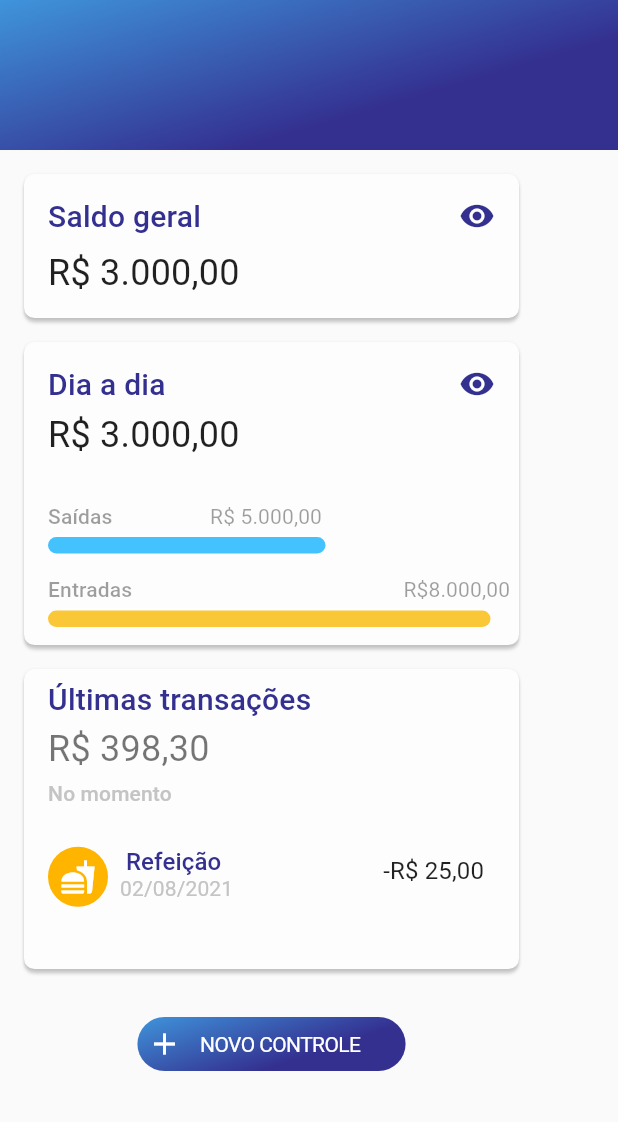
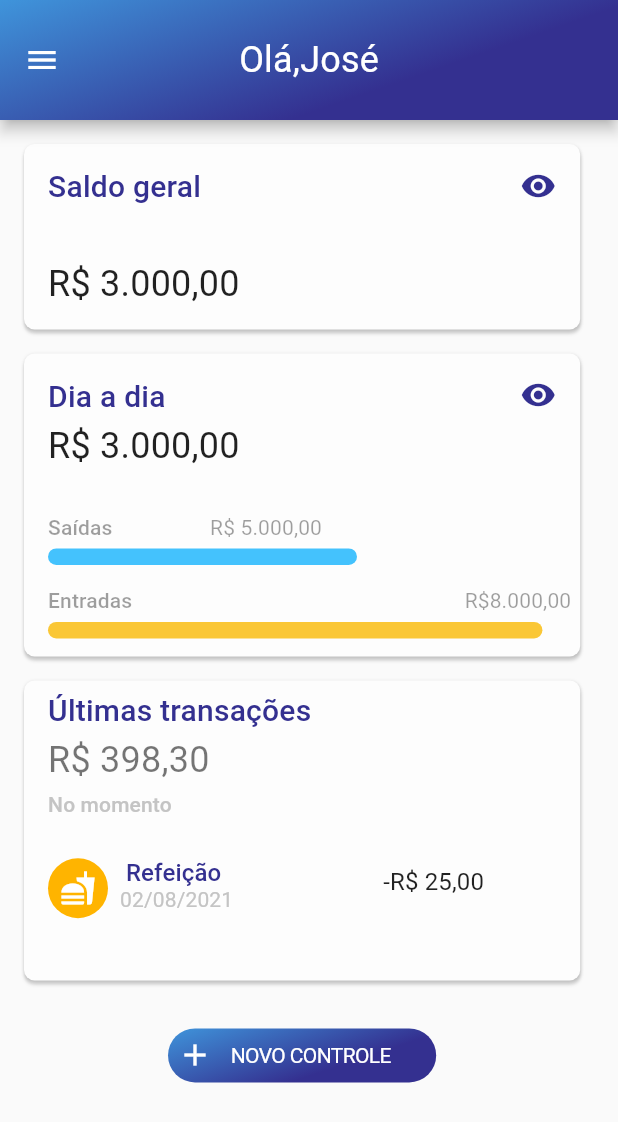
Before and after one commit to devguusta/RaroAcademy_Budget, a Flutter app: the HomePage screen opened by its route, on a phone screen of 412 x 824 dp. Shown: the top 1122 px of the screen. Run offline on Flutter 3.47's test engine with Material 2 defaults, Android fonts, the phone set to English and light mode, and no system bars; missing offline and left inert: animated_card; project files that could hold a hidden picture were left out.

Commit message:
feat: estrutura da home preenchida e seus estilos,falta ajustes

```diff
--- a/lib/modules/home-page-filled/components/card_day_by_day.dart
+++ b/lib/modules/home-page-filled/components/card_day_by_day.dart
@@ -6,12 +6,16 @@ class CardDaybyDay extends StatelessWidget {
     Key? key,
   }) : super(key: key);
 
+  //* TODO: Falta adicionar o butão no card do dia a dia para escolher o mês
   @override
   Widget build(BuildContext context) {
+     Size size = MediaQuery.of(context).size;
     return SingleChildScrollView(
+          child: InkWell(
+        onTap:(){}, // adicionar a função que abre a tela de entradas/saidas/todos
          child: Container(
         height: 202,
-        width: 330,
+        width: size.width * 0.9,
         decoration: BoxDecoration(
             boxShadow: [
               BoxShadow(
@@ -79,7 +83,7 @@ class CardDaybyDay extends StatelessWidget {
                 child: Padding(
                   padding: const EdgeInsets.only(left: 16.0),
                   child: Container(
-                  width: 185,
+                    width: size.width*0.5,
                     height: 11,
                     decoration: BoxDecoration(
                       borderRadius: BorderRadius.circular(360),
@@ -118,7 +122,7 @@ class CardDaybyDay extends StatelessWidget {
                 child: Padding(
                   padding: const EdgeInsets.only(left: 16.0),
                   child: Container(
-                  width: 295,
+                    width: size.width * 0.8,
                     height: 11,
                     decoration: BoxDecoration(
                       borderRadius: BorderRadius.circular(360),
@@ -137,6 +141,7 @@ class CardDaybyDay extends StatelessWidget {
             ],
         ),
       ),
+          ),
     );
   }
 }
--- a/lib/modules/home-page-filled/components/card_general_balance.dart
+++ b/lib/modules/home-page-filled/components/card_general_balance.dart
@@ -8,10 +8,11 @@ class CardGeneralBalance extends StatelessWidget {
 
   @override
   Widget build(BuildContext context) {
+      Size size = MediaQuery.of(context).size;
     return SingleChildScrollView(
           child: Container(
-        height: 96,
-        width: 330,
+        height: size.width * 0.3,
+        width: size.width * 0.9,
         decoration: BoxDecoration(
           boxShadow: [
             BoxShadow(
--- a/lib/modules/home-page-filled/components/card_last_transactions.dart
+++ b/lib/modules/home-page-filled/components/card_last_transactions.dart
@@ -8,9 +8,10 @@ class LastTransactions extends StatelessWidget {
 
   @override
   Widget build(BuildContext context) {
+     Size size = MediaQuery.of(context).size;
     return SingleChildScrollView(
       child: Container(
-        width: 330,
+        width: size.width * 0.9,
         height: 200,
         decoration: BoxDecoration(
           boxShadow: [
--- a/lib/modules/home-page-filled/home_page.dart
+++ b/lib/modules/home-page-filled/home_page.dart
@@ -18,19 +18,25 @@ class _HomePageState extends State<HomePage> {
   @override
   Widget build(BuildContext context) {
     return SafeArea(
+      top: false,
       child: Scaffold(
+        drawer: Drawer(),
+        appBar: AppBar(
+          toolbarHeight: 80,
+          centerTitle: true,
+         title: Text("Olá,José", style: AppTextStyles.kAppBarName),
+         flexibleSpace: Container(
 
-        appBar: PreferredSize(
-            child: Container(
-              padding: EdgeInsets.only(top: 50),
-              // child: Text("Olá,name"),
-              decoration:
-                  BoxDecoration(gradient: AppColors.kblueGradientAppBar),
-            ),
-            preferredSize: Size.fromHeight(100)),
+           decoration: BoxDecoration(
+             gradient: AppColors.kblueGradientAppBar,
+           ),
+
+         ),
+        ),
         body: SingleChildScrollView(
           child: Column(
             children: [
+
               Padding(
                 padding: const EdgeInsets.all(16),
                 child: CardGeneralBalance(),
--- a/lib/util/constants/app_text_styles.dart
+++ b/lib/util/constants/app_text_styles.dart
@@ -102,6 +102,14 @@ class AppTextStyles {
     fontWeight: FontWeight.w500,
     color: Color.fromRGBO(52,48,144,1),
   );
+  static const TextStyle kAppBarName = TextStyle(
+    fontFamily: 'Roboto',
+    fontSize: 24.0,
+    fontStyle: FontStyle.normal,
+    letterSpacing: 0.15,
+    fontWeight: FontWeight.w400,
+    color: Color.fromRGBO(255,255,255,1),
+  );
 
   static const TextStyle kSubTitleHomeMedium = TextStyle(
     fontFamily: 'Roboto',
```
Lines whose indentation alone changed are shown as unchanged.
